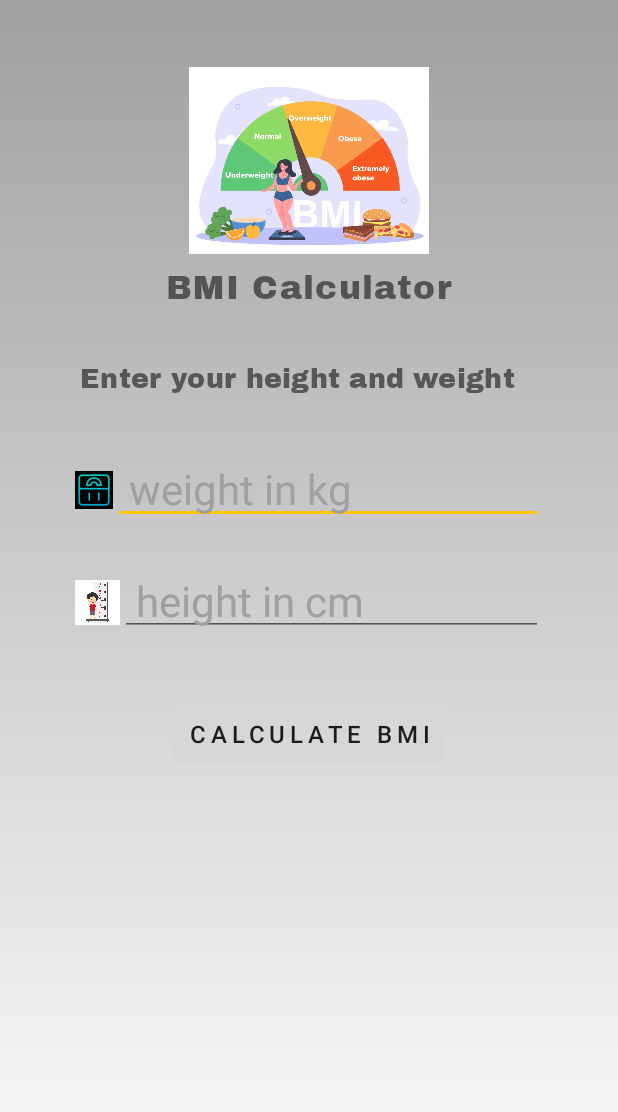
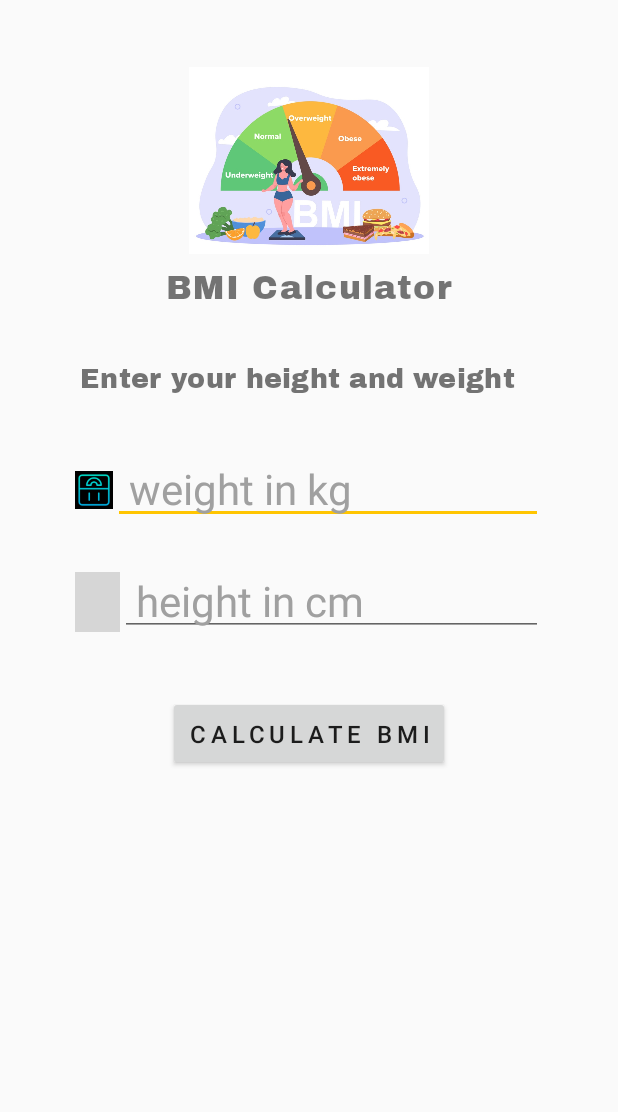
Before and after one commit to anubhav-ojha/Calculator, an Android app: the screen it shows after launch (MainActivity), on a phone screen of 412 x 824 dp. Shown: the top 1112 px of the screen. Run offline under Robolectric (Android 15) with nearby library versions, the light colour scheme and no system bars; grey boxes are pictures that could not be loaded.

Commit message:
Fixed crash

```diff
--- a/app/src/main/res/layout/activity_main.xml
+++ b/app/src/main/res/layout/activity_main.xml
@@ -6,7 +6,6 @@
     android:layout_height="match_parent"
     android:padding="30dp"
     android:orientation="vertical"
-    android:background="@drawable/main_bg"
     android:id="@+id/container"
     tools:context=".MainActivity">
 
@@ -87,7 +86,8 @@
         <ImageView
             android:layout_width="30dp"
             android:layout_height="40dp"
-            android:src="@drawable/height" />
+            android:src="@drawable/height"
+            android:scaleType="fitCenter"/>
 
         <EditText
             android:id="@+id/heightEDT"
```
Also changed, not shown: app/src/main/res/drawable-v24/height.jpg (deleted).
